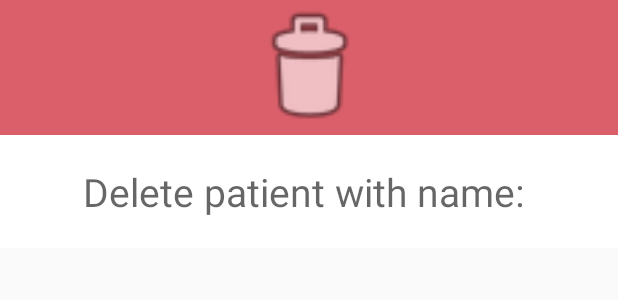
After one commit to msurl/CranioWakeApp, an Android app: the layout dialog_delete_patient.xml on its own in the app's theme, with its tools: preview values and no code run, on a phone screen of 412 x 824 dp. The commit adds this screen. Shown: the top 300 px of the screen. Run offline under Robolectric (Android 15) with nearby library versions, the phone set to English and light mode, and no system bars.

Commit message:
added dialog to confirm deletion

```diff
--- a/app/src/main/java/com/app/craniowake/data/model/Patient.java
+++ b/app/src/main/java/com/app/craniowake/data/model/Patient.java
@@ -59,4 +59,8 @@ public class Patient{
     public long getPatientId() {
         return patientId;
     }
+
+    public String getName() {
+        return firstname + " " + lastname;
+    }
 }
--- a/app/src/main/java/com/app/craniowake/view/patient/PatientListActivity.java
+++ b/app/src/main/java/com/app/craniowake/view/patient/PatientListActivity.java
@@ -14,6 +14,7 @@ import com.app.craniowake.R;
 import com.app.craniowake.data.model.Patient;
 import com.app.craniowake.view.MainActivity;
 import com.app.craniowake.view.OperationActivity;
+import com.app.craniowake.view.activityHelper.CraniowakeDialogBuilder;
 import com.app.craniowake.view.activityHelper.IntentHolder;
 import com.app.craniowake.view.activityHelper.PatientListAdapter;
 import com.app.craniowake.view.viewModel.PatientViewModel;
@@ -66,7 +67,8 @@ public class PatientListActivity extends PatientActivity {
                     startActivity(intent);
                 }
                 else if(direction == ItemTouchHelper.LEFT) {
-                    patientViewModel.deletePatient(patient);
+//                    patientViewModel.deletePatient(patient);
+                    CraniowakeDialogBuilder.deletePatientDialog(PatientListActivity.this, patientViewModel, patient).show();
                 }
             }
         }).attachToRecyclerView(recyclerView);
--- /dev/null
+++ b/app/src/main/res/layout/dialog_delete_patient.xml
@@ -0,0 +1,40 @@
+<layout xmlns:android="http://schemas.android.com/apk/res/android">
+
+    <data>
+        <variable
+            name="viewmodel"
+            type="com.app.craniowake.view.viewModel.ComplicationViewModel" />
+    </data>
+
+    <RelativeLayout
+        android:layout_width="match_parent"
+        android:layout_height="wrap_content"
+        android:background="#ffffffff"
+        android:orientation="vertical">
+
+        <ImageView
+            android:id="@+id/trashcan_icon_patient"
+            android:layout_width="match_parent"
+            android:layout_height="90dp"
+            android:background="#DA5F6A"
+            android:contentDescription="@string/header_model_red"
+            android:gravity="center"
+            android:scaleType="fitCenter"
+            android:src="@android:drawable/ic_menu_delete" />
+
+        <TextView
+            android:id="@+id/text_dialog_delete_patient"
+            android:layout_width="wrap_content"
+            android:layout_height="wrap_content"
+            android:layout_below="@+id/trashcan_icon_patient"
+            android:layout_centerHorizontal="true"
+            android:layout_marginLeft="4dp"
+            android:layout_marginTop="20dp"
+            android:layout_marginRight="4dp"
+            android:layout_marginBottom="20dp"
+            android:gravity="center_horizontal"
+            android:hint="@string/delete_patient"
+            android:textColor="#ff000000"
+            android:textSize="26sp" />
+    </RelativeLayout>
+</layout>
--- a/app/src/main/res/values/strings.xml
+++ b/app/src/main/res/values/strings.xml
@@ -218,4 +218,5 @@
     <string name="fortuna_read_game_text">Fortuna Düsseldorf\n\nFortuna Düsseldorf (full name: Düsseldorfer Turn- und Sportverein Fortuna 1985 e.V.) is a German sports club from Düsseldorf. After originating in the former working-class district of Flingern, the name the Flingeraner is sometimes used. The main focus of the sports club is football, but there are also departments for handball and running. The greatest successes in the club\'s history were winning the German football championship in 1933, reaching the final of the European Cup Winners\' Cup in 1979 and winning the DFB Cup twice (1879 and 1980).</string>
     <string name="complication_note_hint">Description of the complication</string>
     <string name="university">University:</string>
+    <string name="delete_patient">"Delete patient with name: "</string>
 </resources>
```
Also changed, not shown: app/src/main/java/com/app/craniowake/view/activityHelper/CraniowakeDialogBuilder.java (+56 -6 lines), app/src/main/res/layout/dialog_complication.xml (+4 -4 lines), 1 other file.
